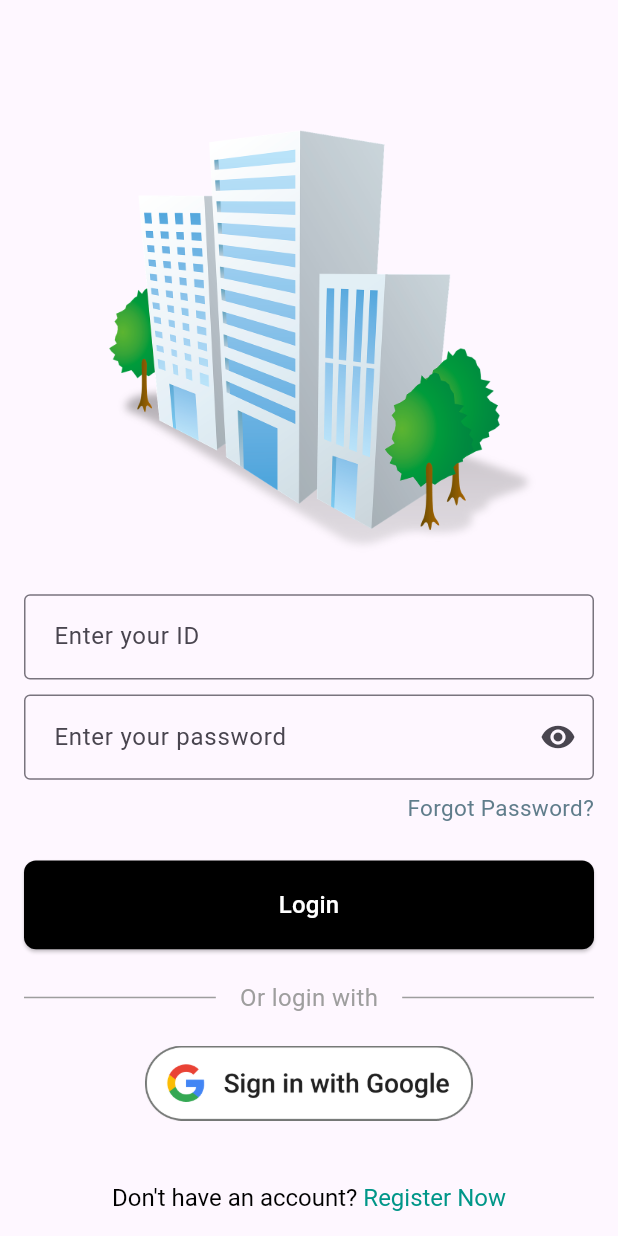
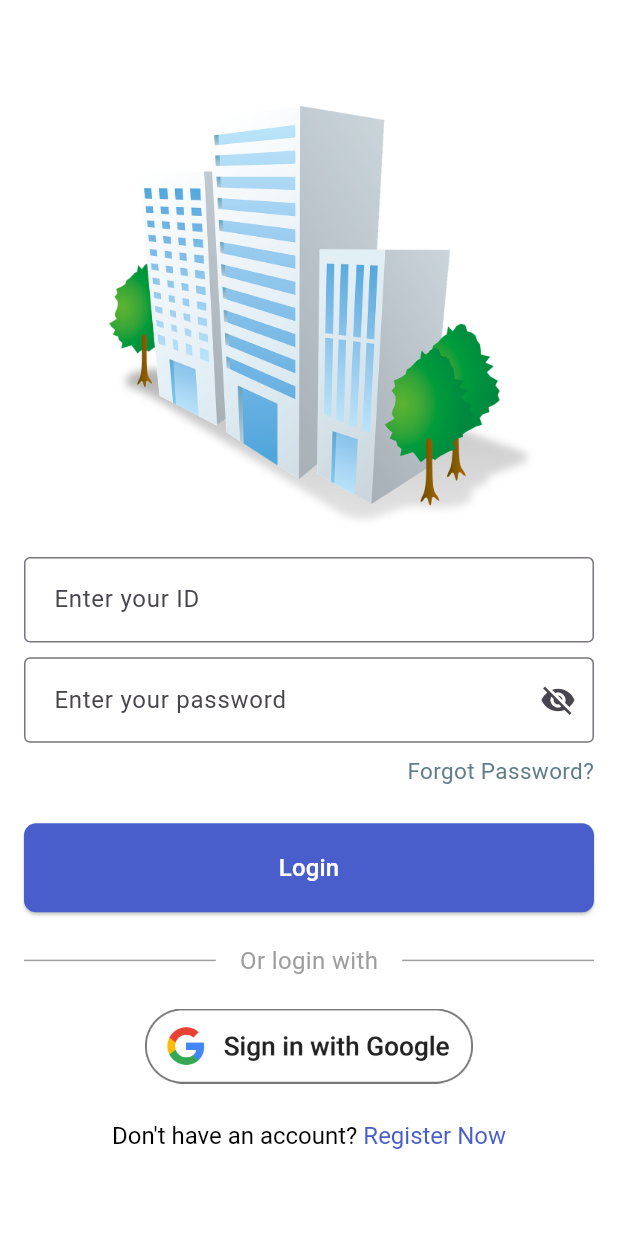
Before and after one commit to yangjh05/MadCampWeek2, a Flutter app: the screen it shows after launch, on a phone screen of 412 x 824 dp. Run offline on Flutter 3.47's test engine with Material 3 defaults, Android fonts, the phone set to English and light mode, and no system bars; our stand-ins replace google_sign_in.

Commit message:
Edit Login Page Design

```diff
--- a/lib/main.dart
+++ b/lib/main.dart
@@ -205,8 +205,14 @@ class _LoginScreenState extends State<LoginScreen> {
   @override
   Widget build(BuildContext context) {
     return Scaffold(
-      body: Center(
-        child: Padding(
+      backgroundColor: Colors.white,
+      body: GestureDetector(
+        onTap: () {
+          FocusScope.of(context).unfocus();
+        },
+        child: SingleChildScrollView(
+          child: Container(
+            height: MediaQuery.of(context).size.height,
             padding: EdgeInsets.all(16.0),
             child: Form(
               key: _formKey,
@@ -229,7 +235,8 @@ class _LoginScreenState extends State<LoginScreen> {
                         border: OutlineInputBorder(),
                         contentPadding: EdgeInsets.symmetric(
                             horizontal: 16.0,
-                          vertical: MediaQuery.of(context).size.height * 0.02),
+                            vertical:
+                                MediaQuery.of(context).size.height * 0.02),
                       ),
                       validator: (value) {
                         if (value == null || value.isEmpty) {
@@ -254,8 +261,8 @@ class _LoginScreenState extends State<LoginScreen> {
                           suffixIcon: IconButton(
                             icon: Icon(
                               _obscureText
-                                ? Icons.visibility
-                                : Icons.visibility_off,
+                                  ? Icons.visibility_off
+                                  : Icons.visibility,
                             ),
                             onPressed: _togglePasswordVisibility,
                           ),
@@ -277,7 +284,8 @@ class _LoginScreenState extends State<LoginScreen> {
                         },
                         child: Text(
                           'Forgot Password?',
-                        style: TextStyle(color: Colors.blueGrey, fontSize: 15),
+                          style:
+                              TextStyle(color: Colors.blueGrey, fontSize: 15),
                         ),
                       ),
                     ),
@@ -287,7 +295,7 @@ class _LoginScreenState extends State<LoginScreen> {
                     onPressed: _login,
                     style: ElevatedButton.styleFrom(
                       foregroundColor: Colors.white,
-                    backgroundColor: Colors.black,
+                      backgroundColor: Color(0xff495ECA),
                       padding: EdgeInsets.symmetric(
                           vertical: MediaQuery.of(context).size.height * 0.022),
                       minimumSize: Size(double.infinity, 50),
@@ -338,13 +346,16 @@ class _LoginScreenState extends State<LoginScreen> {
                         children: <TextSpan>[
                           TextSpan(
                             text: 'Register Now',
-                          style: TextStyle(color: Colors.teal, fontSize: 16),
+                            style: TextStyle(
+                                color: Color(0xff495ECA), fontSize: 16),
                           ),
                         ],
                       ),
                     ),
                   ),
+                  SizedBox(height: MediaQuery.of(context).size.height * 0.05),
                 ],
+              ),
             ),
           ),
         ),
```
Lines whose indentation alone changed are shown as unchanged.
